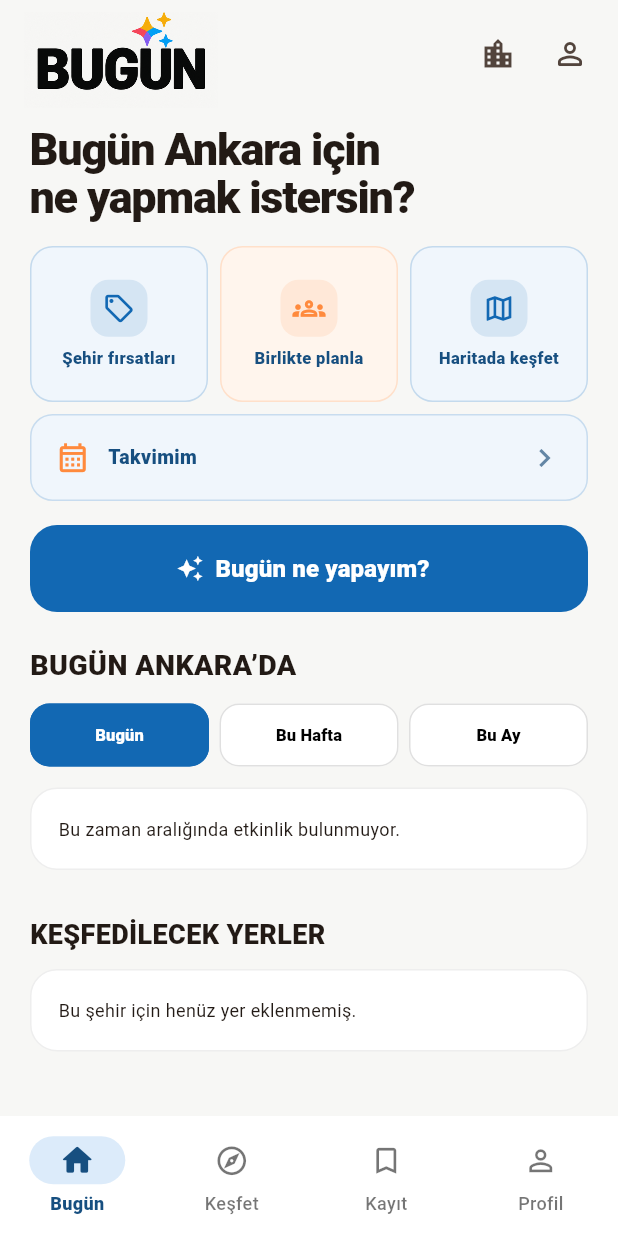
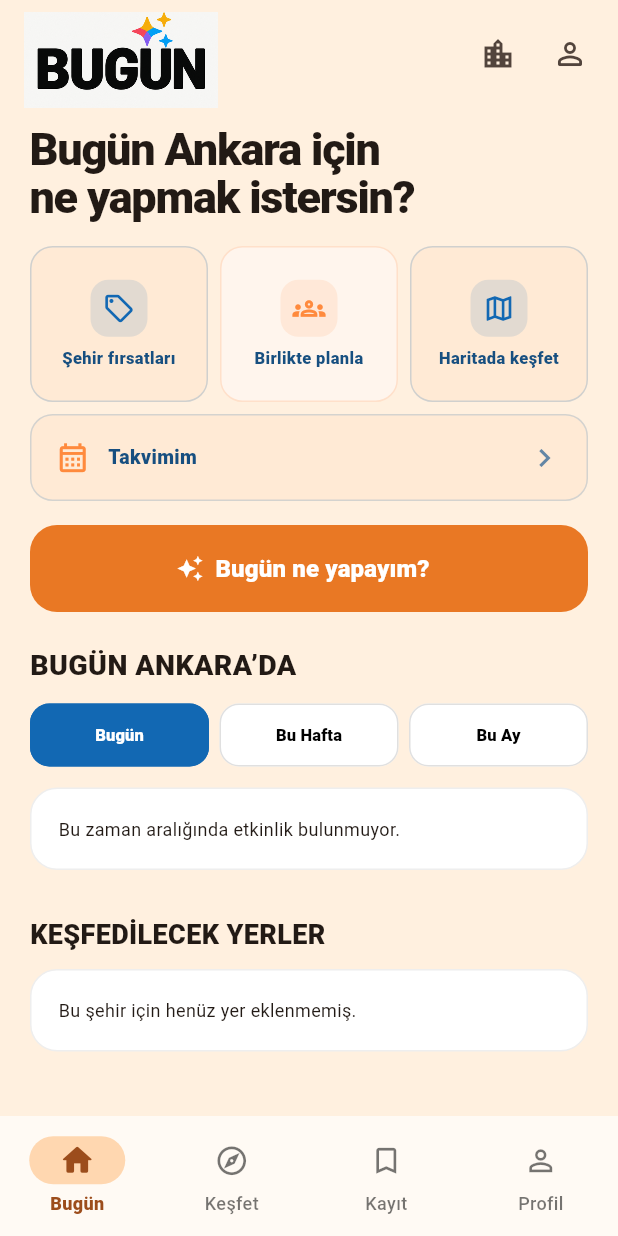
Before and after one commit to ssselimilhan-cell/Bu-G-n, a Flutter app: the screen it shows after launch, on a phone screen of 412 x 824 dp. Run offline on Flutter 3.47's test engine with Material 3 defaults, Android fonts, the phone set to English and light mode, and no system bars; our stand-ins replace flutter_map, geolocator, latlong2, share_plus, shared_preferences, supabase_flutter; accounts and stored records are empty.

Commit message:
Apply warm orange app-wide theme

```diff
--- a/lib/screens/home_screen.dart
+++ b/lib/screens/home_screen.dart
@@ -426,20 +426,20 @@ class _HomeScreenState
   Widget _buildBottomNavigationBar() {
     return NavigationBarTheme(
       data: NavigationBarThemeData(
-        backgroundColor: Colors.white,
-        indicatorColor: const Color(0xFFDCEBFA),
+        backgroundColor: const Color(0xFFFFFAF4),
+        indicatorColor: const Color(0xFFFFD7B0),
         labelTextStyle: WidgetStateProperty.resolveWith<TextStyle>((states) {
           final selected = states.contains(WidgetState.selected);
           return TextStyle(
             fontSize: 12,
             fontWeight: selected ? FontWeight.w800 : FontWeight.w500,
-            color: selected ? const Color(0xFF174F80) : Colors.black54,
+            color: selected ? const Color(0xFF9C4D1C) : Colors.black54,
           );
         }),
         iconTheme: WidgetStateProperty.resolveWith<IconThemeData>((states) {
           final selected = states.contains(WidgetState.selected);
           return IconThemeData(
-            color: selected ? const Color(0xFF174F80) : Colors.black54,
+            color: selected ? const Color(0xFF9C4D1C) : Colors.black54,
             size: selected ? 25 : 23,
           );
         }),
@@ -476,10 +476,10 @@ class _HomeScreenState
   Widget _buildHome() {
     return Scaffold(
       backgroundColor:
-          const Color(0xFFF7F7F5),
+          const Color(0xFFFFF0DF),
       appBar: AppBar(
         backgroundColor:
-            const Color(0xFFF7F7F5),
+            const Color(0xFFFFF0DF),
         surfaceTintColor:
             Colors.transparent,
         elevation: 0,
@@ -578,7 +578,7 @@ class _HomeScreenState
         ),
         style:
             FilledButton.styleFrom(
-          backgroundColor: const Color(0xFF1268B3),
+          backgroundColor: const Color(0xFFE97824),
           foregroundColor: Colors.white,
           shape:
               RoundedRectangleBorder(
@@ -595,7 +595,7 @@ class _HomeScreenState
 
   Widget _buildCalendarShortcut() {
     return Material(
-      color: const Color(0xFFF0F6FC),
+      color: const Color(0xFFFFEAD5),
       borderRadius: BorderRadius.circular(15),
       child: InkWell(
         borderRadius: BorderRadius.circular(15),
@@ -689,7 +689,7 @@ class _HomeScreenState
         : const Color(0xFF1268B3);
     final surface = title == 'Birlikte planla'
         ? const Color(0xFFFFF5ED)
-        : const Color(0xFFF0F6FC);
+        : const Color(0xFFFFEAD5);
 
     return Material(
       color: surface,
```
